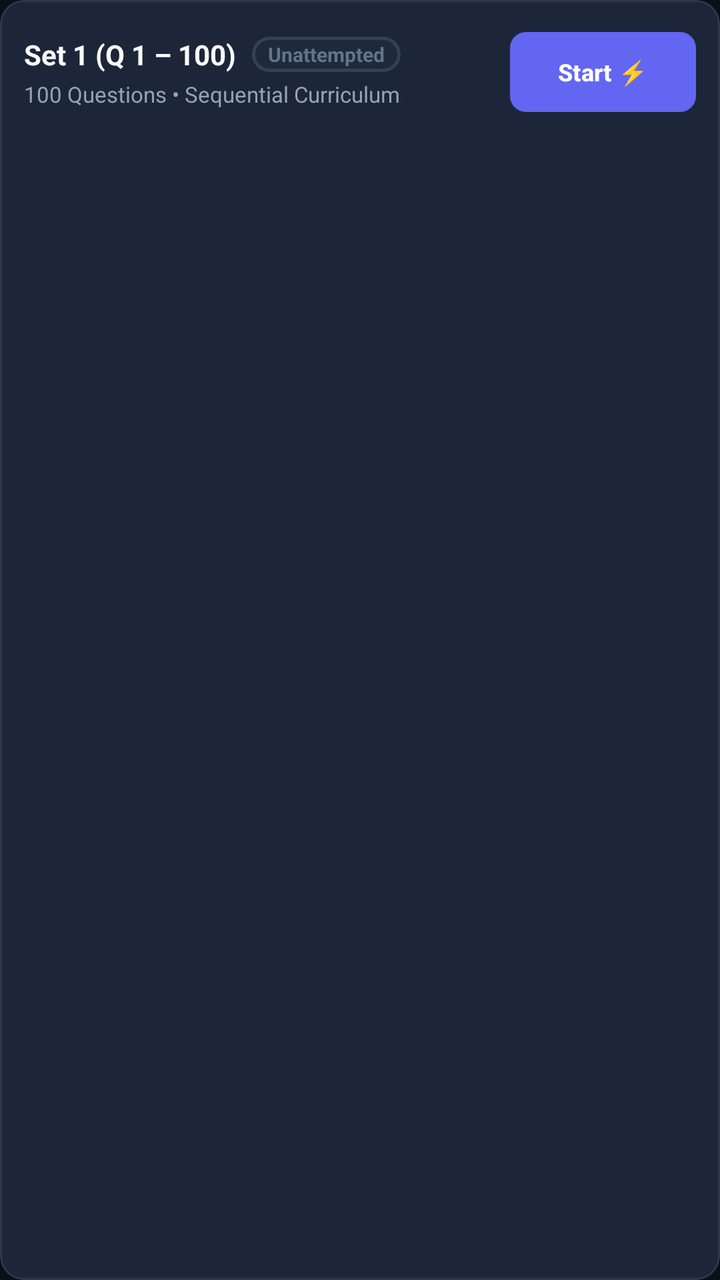
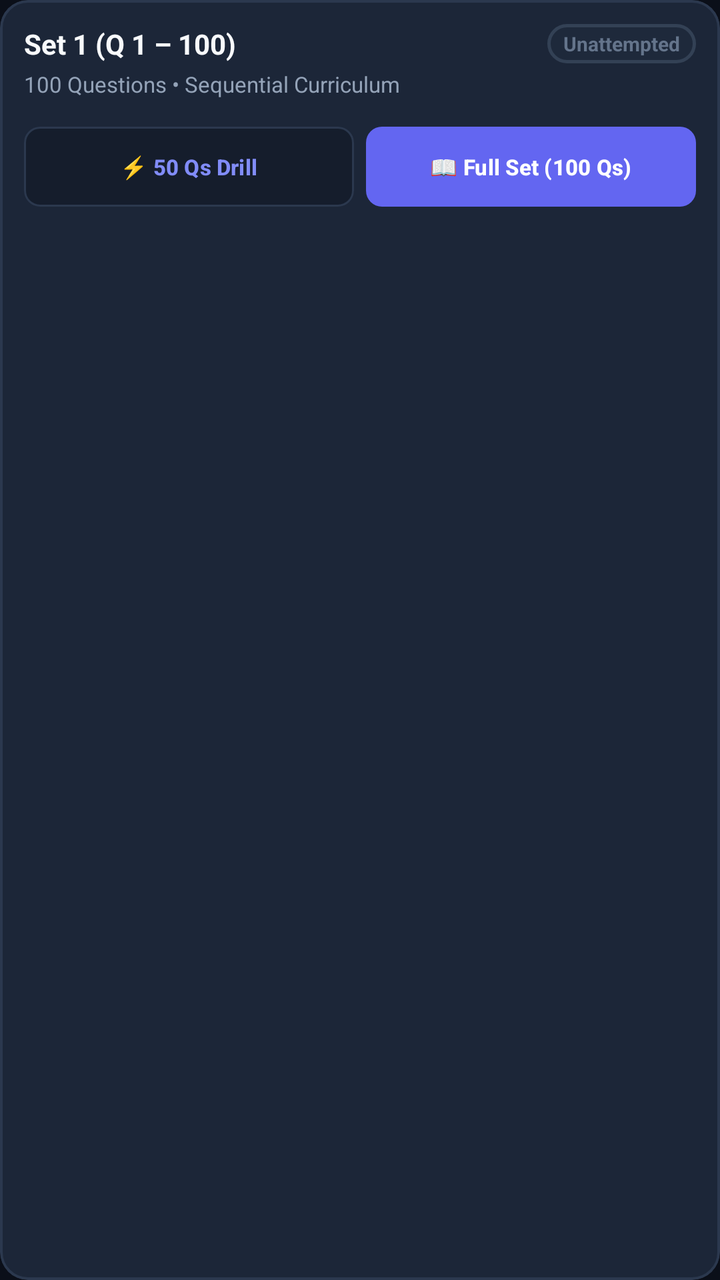

An Android layout rendered at two revisions. The XML below is the earlier revision; the diff shows what the commit changed to produce the second picture.
<!-- AndroidManifest.xml: application theme Theme.QuizLock -->
<!-- res/layout/item_practice_set.xml -->
<?xml version="1.0" encoding="utf-8"?>
<com.google.android.material.card.MaterialCardView xmlns:android="http://schemas.android.com/apk/res/android"
    xmlns:app="http://schemas.android.com/apk/res-auto"
    xmlns:tools="http://schemas.android.com/tools"
    android:id="@+id/cardSetRoot"
    android:layout_width="match_parent"
    android:layout_height="wrap_content"
    android:layout_marginVertical="4dp"
    app:cardBackgroundColor="@color/card_dark_elevated"
    app:cardCornerRadius="12dp"
    app:cardElevation="0dp"
    app:strokeColor="@color/border_dark"
    app:strokeWidth="1dp">

    <LinearLayout
        android:layout_width="match_parent"
        android:layout_height="wrap_content"
        android:gravity="center_vertical"
        android:orientation="horizontal"
        android:padding="12dp">

        <LinearLayout
            android:layout_width="0dp"
            android:layout_height="wrap_content"
            android:layout_weight="1"
            android:orientation="vertical">

            <LinearLayout
                android:layout_width="wrap_content"
                android:layout_height="wrap_content"
                android:gravity="center_vertical"
                android:orientation="horizontal">

                <TextView
                    android:id="@+id/tvSetTitle"
                    android:layout_width="wrap_content"
                    android:layout_height="wrap_content"
                    android:text="Set 1 (Q 1 – 100)"
                    android:textColor="@color/text_primary"
                    android:textSize="14sp"
                    android:textStyle="bold" />

                <TextView
                    android:id="@+id/tvSetStatusBadge"
                    android:layout_width="wrap_content"
                    android:layout_height="wrap_content"
                    android:layout_marginStart="8dp"
                    android:background="@drawable/bg_option_default"
                    android:paddingHorizontal="8dp"
                    android:paddingVertical="2dp"
                    android:text="Unattempted"
                    android:textColor="@color/text_muted"
                    android:textSize="10sp"
                    android:textStyle="bold" />
            </LinearLayout>

            <TextView
                android:id="@+id/tvSetSubtitle"
                android:layout_width="wrap_content"
                android:layout_height="wrap_content"
                android:layout_marginTop="3dp"
                android:text="100 Questions • Sequential Curriculum"
                android:textColor="@color/text_secondary"
                android:textSize="11sp" />
        </LinearLayout>

        <com.google.android.material.button.MaterialButton
            android:id="@+id/btnStartSet"
            style="@style/Widget.Material3.Button.TonalButton"
            android:layout_width="wrap_content"
            android:layout_height="wrap_content"
            android:text="Start ⚡"
            android:textColor="@color/white"
            android:textSize="12sp"
            android:textStyle="bold"
            app:backgroundTint="@color/primary"
            app:cornerRadius="8dp" />

    </LinearLayout>

</com.google.android.material.card.MaterialCardView>
<!-- resources referenced by this layout -->
<resources>
  <color name="border_dark">#2B384E</color>
  <color name="card_dark_elevated">#1C2638</color>
  <color name="primary">#6366F1</color>
  <color name="text_muted">#64748B</color>
  <color name="text_primary">#F8FAFC</color>
  <color name="text_secondary">#94A3B8</color>
  <color name="white">#FFFFFF</color>
  <!-- drawable bg_option_default (drawable) -->
  <?xml version="1.0" encoding="utf-8"?>
  <shape xmlns:android="http://schemas.android.com/apk/res/android"
      android:shape="rectangle">
      <corners android:radius="14dp" />
      <solid android:color="#1E293B" />
      <stroke
          android:width="1.5dp"
          android:color="#334155" />
  </shape>
  <style name="Theme.QuizLock" parent="Theme.Material3.DayNight.NoActionBar">
          <item name="colorPrimary">@color/primary</item>
          <item name="colorPrimaryDark">@color/primary_dark</item>
          <item name="colorAccent">@color/accent</item>
          <item name="colorSurface">@color/card_dark</item>
          <item name="colorOnSurface">@color/text_primary</item>
          <item name="colorSurfaceVariant">@color/card_dark_elevated</item>
          <item name="colorOnSurfaceVariant">@color/text_secondary</item>
          <item name="android:windowBackground">@color/bg_dark</item>
          <item name="android:colorBackground">@color/bg_dark</item>
          <item name="android:statusBarColor">@color/bg_dark</item>
          <item name="android:navigationBarColor">@color/bg_dark</item>
          <item name="android:windowLightStatusBar">false</item>
          <item name="android:windowLightNavigationBar">false</item>
      </style>
  <color name="primary_dark">#4F46E5</color>
  <color name="accent">#6366F1</color>
  <color name="card_dark">#151D2C</color>
  <color name="bg_dark">#0B0F19</color>
</resources>

<!-- the commit's change to res/layout/item_practice_set.xml (unified diff, before → after) -->
@@ -5,76 +5,96 @@
     android:id="@+id/cardSetRoot"
     android:layout_width="match_parent"
     android:layout_height="wrap_content"
-    android:layout_marginVertical="4dp"
+    android:layout_marginVertical="5dp"
     app:cardBackgroundColor="@color/card_dark_elevated"
-    app:cardCornerRadius="12dp"
+    app:cardCornerRadius="14dp"
     app:cardElevation="0dp"
     app:strokeColor="@color/border_dark"
-    app:strokeWidth="1dp">
+    app:strokeWidth="1.2dp">
 
     <LinearLayout
         android:layout_width="match_parent"
         android:layout_height="wrap_content"
-        android:gravity="center_vertical"
-        android:orientation="horizontal"
+        android:orientation="vertical"
         android:padding="12dp">
 
+        
         <LinearLayout
-            android:layout_width="0dp"
+            android:layout_width="match_parent"
             android:layout_height="wrap_content"
-            android:layout_weight="1"
-            android:orientation="vertical">
+            android:gravity="center_vertical"
+            android:orientation="horizontal">
 
-            <LinearLayout
+            <TextView
+                android:id="@+id/tvSetTitle"
+                android:layout_width="0dp"
+                android:layout_height="wrap_content"
+                android:layout_weight="1"
+                android:text="Set 1 (Q 1 – 100)"
+                android:textColor="@color/text_primary"
+                android:textSize="14sp"
+                android:textStyle="bold" />
+
+            <TextView
+                android:id="@+id/tvSetStatusBadge"
                 android:layout_width="wrap_content"
                 android:layout_height="wrap_content"
-                android:gravity="center_vertical"
-                android:orientation="horizontal">
-
-                <TextView
-                    android:id="@+id/tvSetTitle"
-                    android:layout_width="wrap_content"
-                    android:layout_height="wrap_content"
-                    android:text="Set 1 (Q 1 – 100)"
-                    android:textColor="@color/text_primary"
-                    android:textSize="14sp"
-                    android:textStyle="bold" />
-
-                <TextView
-                    android:id="@+id/tvSetStatusBadge"
-                    android:layout_width="wrap_content"
-                    android:layout_height="wrap_content"
-                    android:layout_marginStart="8dp"
-                    android:background="@drawable/bg_option_default"
-                    android:paddingHorizontal="8dp"
-                    android:paddingVertical="2dp"
-                    android:text="Unattempted"
-                    android:textColor="@color/text_muted"
-                    android:textSize="10sp"
-                    android:textStyle="bold" />
-            </LinearLayout>
-
-            <TextView
-                android:id="@+id/tvSetSubtitle"
-                android:layout_width="wrap_content"
-                android:layout_height="wrap_content"
-                android:layout_marginTop="3dp"
-                android:text="100 Questions • Sequential Curriculum"
-                android:textColor="@color/text_secondary"
-                android:textSize="11sp" />
+                android:background="@drawable/bg_option_default"
+                android:paddingHorizontal="8dp"
+                android:paddingVertical="3dp"
+                android:text="Unattempted"
+                android:textColor="@color/text_muted"
+                android:textSize="10sp"
+                android:textStyle="bold" />
         </LinearLayout>
 
-        <com.google.android.material.button.MaterialButton
-            android:id="@+id/btnStartSet"
-            style="@style/Widget.Material3.Button.TonalButton"
+        <TextView
+            android:id="@+id/tvSetSubtitle"
             android:layout_width="wrap_content"
             android:layout_height="wrap_content"
-            android:text="Start ⚡"
-            android:textColor="@color/white"
-            android:textSize="12sp"
-            android:textStyle="bold"
-            app:backgroundTint="@color/primary"
-            app:cornerRadius="8dp" />
+            android:layout_marginTop="3dp"
+            android:text="100 Questions • Sequential Curriculum"
+            android:textColor="@color/text_secondary"
+            android:textSize="11sp" />
+
+        
+        <LinearLayout
+            android:layout_width="match_parent"
+            android:layout_height="wrap_content"
+            android:layout_marginTop="10dp"
+            android:gravity="center_vertical"
+            android:orientation="horizontal">
+
+            <com.google.android.material.button.MaterialButton
+                android:id="@+id/btnStart50"
+                style="@style/Widget.Material3.Button.TonalButton"
+                android:layout_width="0dp"
+                android:layout_height="wrap_content"
+                android:layout_marginEnd="6dp"
+                android:layout_weight="1"
+                android:text="⚡ 50 Qs Drill"
+                android:textColor="@color/primary_light"
+                android:textSize="11sp"
+                android:textStyle="bold"
+                app:backgroundTint="@color/card_dark"
+                app:cornerRadius="8dp"
+                app:strokeColor="@color/border_dark"
+                app:strokeWidth="1dp" />
+
+            <com.google.android.material.button.MaterialButton
+                android:id="@+id/btnStartFull"
+                style="@style/Widget.Material3.Button"
+                android:layout_width="0dp"
+                android:layout_height="wrap_content"
+                android:layout_weight="1"
+                android:text="📖 Full Set (100 Qs)"
+                android:textColor="@color/white"
+                android:textSize="11sp"
+                android:textStyle="bold"
+                app:backgroundTint="@color/primary"
+                app:cornerRadius="8dp" />
+
+        </LinearLayout>
 
     </LinearLayout>
 
<!-- resource entries referenced after the edit -->
@@ -3,6 +3,7 @@
   <color name="border_dark">#2B384E</color>
   <color name="card_dark_elevated">#1C2638</color>
   <color name="primary">#6366F1</color>
+  <color name="primary_light">#818CF8</color>
   <color name="text_muted">#64748B</color>
   <color name="text_primary">#F8FAFC</color>
   <color name="text_secondary">#94A3B8</color>
